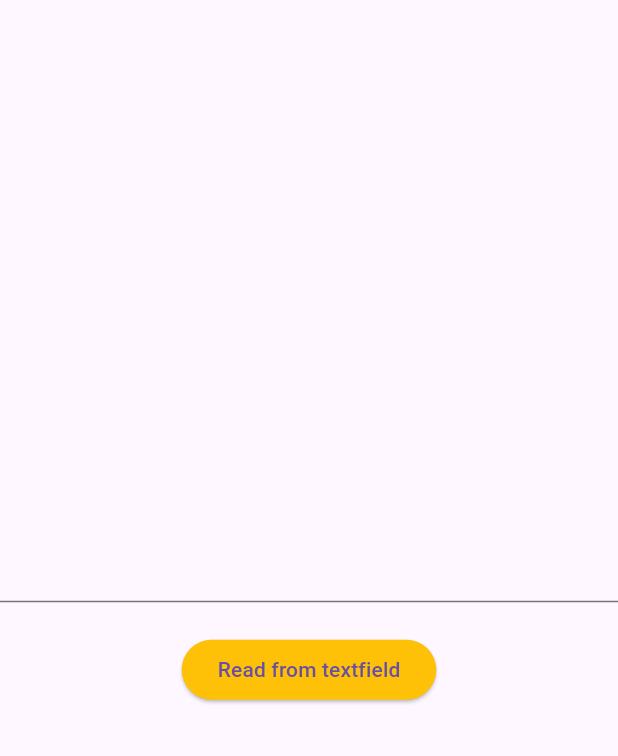
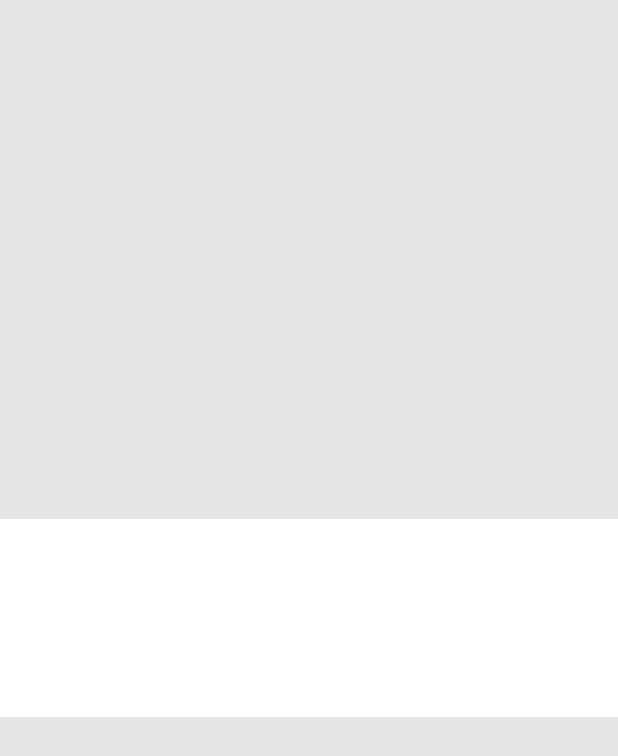
Before and after one commit to cyrus4u/note, a Flutter app: the screen it shows after launch, on a phone screen of 412 x 824 dp. Shown: the top 756 px of the screen. Run offline on Flutter 3.47's test engine with Material 3 defaults, Android fonts, the phone set to English and light mode, and no system bars; our stand-ins replace hive_flutter; accounts and stored records are empty.

Commit message:
custom-color

```diff
--- /dev/null
+++ b/lib/constants/custom_color.dart
@@ -0,0 +1,6 @@
+import 'package:flutter/widgets.dart';
+
+class CustomColor {
+  static const Color grey = Color(0xffE5E5E5);
+  static const Color white = Color(0xffffffff);
+}
--- a/lib/home_screen.dart
+++ b/lib/home_screen.dart
@@ -1,4 +1,7 @@
+
 import 'package:flutter/material.dart';
+import 'package:hive_flutter/hive_flutter.dart';
+import 'package:note_application_6/constants/custom_color.dart';
 
 class HomeScreen extends StatefulWidget {
   const HomeScreen({super.key});
@@ -10,25 +13,18 @@ class HomeScreen extends StatefulWidget {
 class _HomeScreenState extends State<HomeScreen> {
   String inputText = '';
   TextEditingController controller = TextEditingController();
+
+
+
   @override
   Widget build(BuildContext context) {
     return Scaffold(
+      backgroundColor: CustomColor.grey,
       body: Center(
-        child: Column(
-          mainAxisAlignment: MainAxisAlignment.center,
-          children: [
-            TextField(controller: controller),
-            Text(inputText),
-            ElevatedButton(
-              style: ElevatedButton.styleFrom(backgroundColor: Colors.amber),
-              onPressed: () {
-                setState(() {
-                  inputText = controller.text;
-                });
-              },
-              child: Text('Read from textfield'),
-            ),
-          ],
+        child: Container(
+          height: 132,
+          width: double.infinity,
+          decoration: BoxDecoration(color: CustomColor.white),
         ),
       ),
     );
--- a/lib/main.dart
+++ b/lib/main.dart
@@ -5,7 +5,8 @@ import 'package:note_application_6/home_screen.dart';
 void main() async {
   WidgetsFlutterBinding.ensureInitialized();
   await Hive.initFlutter();
-  var box = await Hive.openBox('names');
+
+
   runApp(Application());
 }
 
```
Also changed, not shown: images/banking.png (added), images/hard_working.png (added), images/icon_add.png (added), images/icon_edit.png (added), images/icon_time.png (added), images/meditate.png (added), images/social_frends.png (added), images/work_meeting.png (added), images/workout.png (added), 1 other file.
